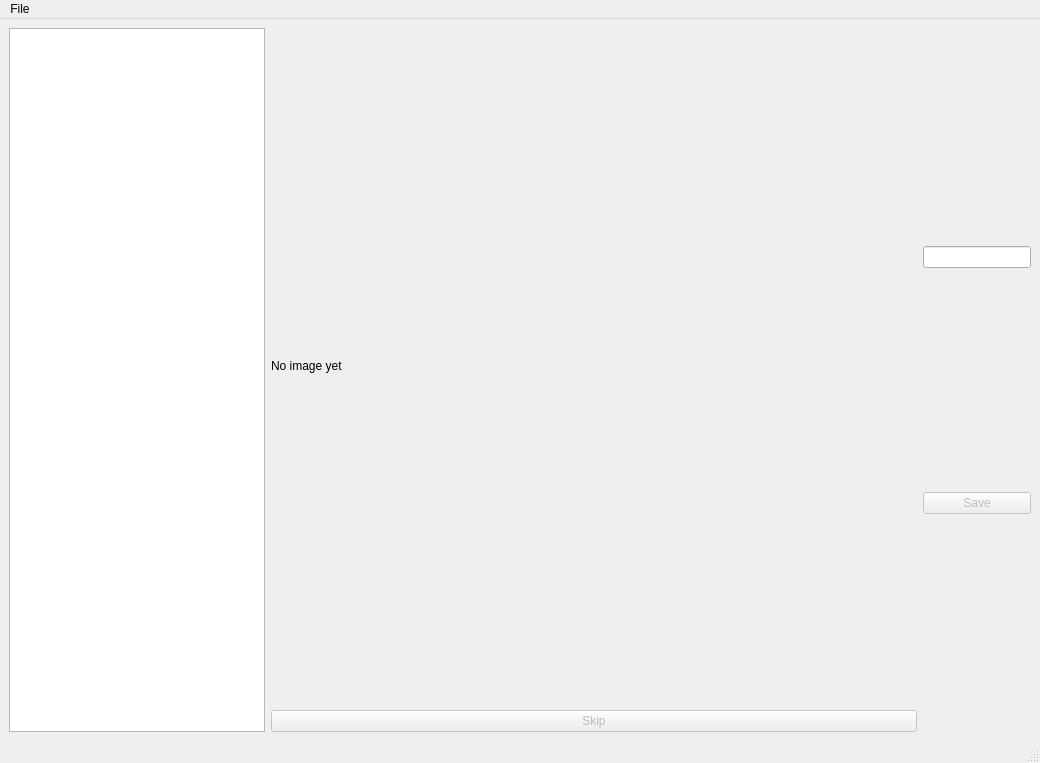
PlathC/VitalRecordAnalyser, file src/Ui/DatasetBuilder.ui: the form before one commit.
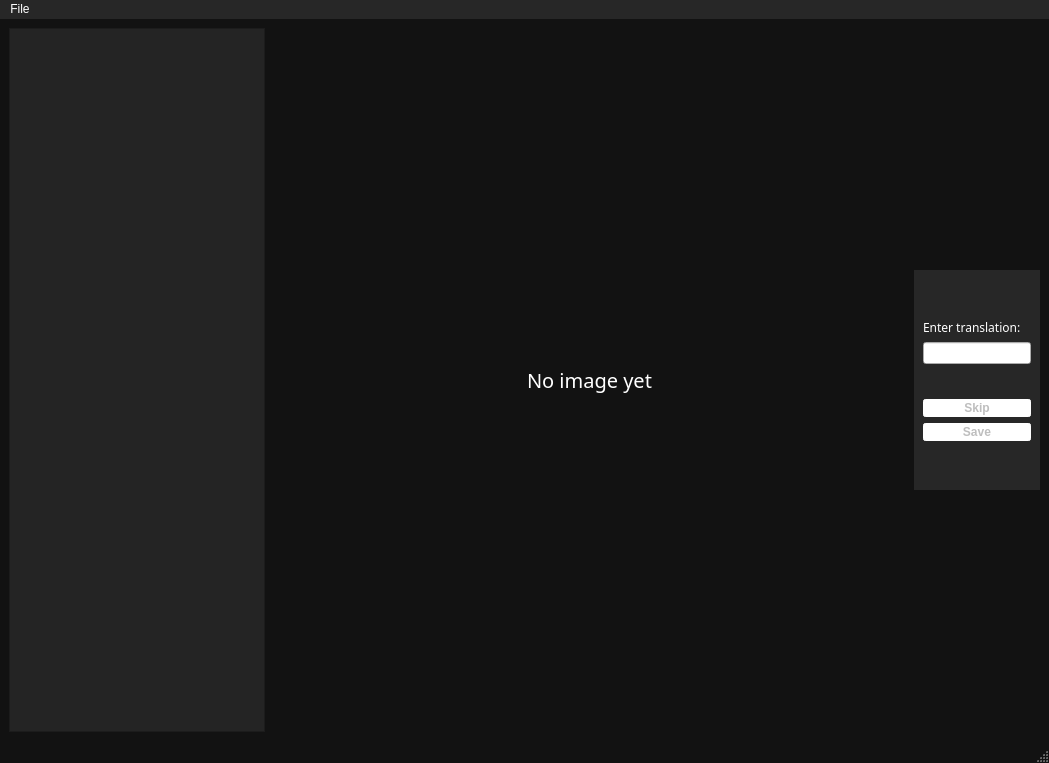
The form after the commit.

Commit message: Fix UI according to new stylesheet theme.

What changed in the file:
```diff
--- a/src/Ui/DatasetBuilder.ui
+++ b/src/Ui/DatasetBuilder.ui
@@ -6,13 +6,64 @@
    <rect>
     <x>0</x>
     <y>0</y>
-    <width>1040</width>
+    <width>1049</width>
     <height>763</height>
    </rect>
   </property>
   <property name="windowTitle">
    <string>DatasetBuilder</string>
   </property>
+  <property name="styleSheet">
+   <string notr="true">QWidget#centralwidget
+{
+	background-color:#121212
+}
+
+QWidget
+{
+	font: &quot;Segoe UI&quot;;
+}
+
+QMainWindow
+{
+	background-color:#121212
+}
+
+QPushButton
+{
+	background-color:#ffffff;
+	border-style: outset;
+	border-width: 2px;
+    border-radius: 3px;
+	border-color:  #ffffff;
+	font: bold;
+	padding: 0.2em;
+}
+
+QPushButton:pressed
+{
+	background-color:#ccccccc;
+}
+
+QMenuBar {
+    background-color: #272727;
+    color: #ffffff;
+}
+
+QMenuBar::item:selected {
+    background: #101010;
+}
+
+QMenu {
+    background-color: #272727;
+    color: #ffffff;
+}
+
+QMenu::item:selected {
+    background-color: #151515;
+    color: #ffffff;
+}</string>
+  </property>
   <widget class="QWidget" name="centralwidget">
    <layout class="QHBoxLayout" name="horizontalLayout">
     <item>
@@ -28,26 +79,23 @@
           <verstretch>0</verstretch>
          </sizepolicy>
         </property>
+        <property name="styleSheet">
+         <string notr="true">QListWidget
+{
+	background-color: #242424;
+	color: #ffffff;
+}</string>
+        </property>
        </widget>
       </item>
      </layout>
     </item>
     <item>
-     <layout class="QGridLayout" name="gridLayout">
+     <layout class="QVBoxLayout" name="verticalLayout_3">
       <property name="sizeConstraint">
        <enum>QLayout::SetMaximumSize</enum>
       </property>
-      <item row="2" column="0">
-       <widget class="QPushButton" name="m_pbSkip">
-        <property name="enabled">
-         <bool>false</bool>
-        </property>
-        <property name="text">
-         <string>Skip</string>
-        </property>
-       </widget>
-      </item>
-      <item row="1" column="0">
+      <item>
        <widget class="QLabel" name="m_lblImg">
         <property name="sizePolicy">
          <sizepolicy hsizetype="Expanding" vsizetype="Expanding">
@@ -61,29 +109,117 @@
           <height>0</height>
          </size>
         </property>
+        <property name="styleSheet">
+         <string notr="true">QLabel
+{
+	color: #ffffff;
+	font: 20px bold;
+}</string>
+        </property>
         <property name="text">
          <string>No image yet</string>
         </property>
+        <property name="alignment">
+         <set>Qt::AlignCenter</set>
+        </property>
        </widget>
       </item>
      </layout>
     </item>
     <item>
-     <layout class="QGridLayout" name="m_laySave">
+     <widget class="QWidget" name="m_buttonWidget" native="true">
+      <property name="sizePolicy">
+       <sizepolicy hsizetype="Fixed" vsizetype="Expanding">
+        <horstretch>0</horstretch>
+        <verstretch>0</verstretch>
+       </sizepolicy>
+      </property>
+      <property name="styleSheet">
+       <string notr="true">QWidget#m_buttonWidget
+{
+	background-color:#272727
+}</string>
+      </property>
+      <layout class="QVBoxLayout" name="verticalLayout_2">
       <property name="sizeConstraint">
        <enum>QLayout::SetFixedSize</enum>
       </property>
-      <item row="0" column="1">
+       <item>
+        <spacer name="verticalSpacer_2">
+         <property name="orientation">
+          <enum>Qt::Vertical</enum>
+         </property>
+         <property name="sizeHint" stdset="0">
+          <size>
+           <width>20</width>
+           <height>40</height>
+          </size>
+         </property>
+        </spacer>
+       </item>
+       <item>
+        <widget class="QLabel" name="m_textFiledTitle">
+         <property name="styleSheet">
+          <string notr="true">QLabel
+{
+	color: #ffffff;
+	font: 12px bold;
+}</string>
+         </property>
+         <property name="text">
+          <string>Enter translation:</string>
+         </property>
+        </widget>
+       </item>
+       <item>
        <widget class="QLineEdit" name="m_leTextImg">
         <property name="sizePolicy">
-         <sizepolicy hsizetype="Fixed" vsizetype="Fixed">
+          <sizepolicy hsizetype="Expanding" vsizetype="Fixed">
           <horstretch>0</horstretch>
           <verstretch>0</verstretch>
          </sizepolicy>
         </property>
        </widget>
       </item>
-      <item row="1" column="1">
+       <item>
+        <spacer name="verticalSpacer">
+         <property name="orientation">
+          <enum>Qt::Vertical</enum>
+         </property>
+         <property name="sizeType">
+          <enum>QSizePolicy::Fixed</enum>
+         </property>
+         <property name="sizeHint" stdset="0">
+          <size>
+           <width>20</width>
+           <height>29</height>
+          </size>
+         </property>
+        </spacer>
+       </item>
+       <item>
+        <widget class="QPushButton" name="m_pbSkip">
+         <property name="enabled">
+          <bool>false</bool>
+         </property>
+         <property name="sizePolicy">
+          <sizepolicy hsizetype="Expanding" vsizetype="Fixed">
+           <horstretch>0</horstretch>
+           <verstretch>0</verstretch>
+          </sizepolicy>
+         </property>
+         <property name="minimumSize">
+          <size>
+           <width>0</width>
+           <height>0</height>
+          </size>
+         </property>
+         <property name="text">
+          <string>Skip</string>
+         </property>
+        </widget>
+       </item>
+       <item>
        <widget class="QPushButton" name="m_pbSave">
         <property name="enabled">
          <bool>false</bool>
@@ -99,7 +235,21 @@
         </property>
        </widget>
       </item>
-     </layout>
+       <item>
+        <spacer name="verticalSpacer_3">
+         <property name="orientation">
+          <enum>Qt::Vertical</enum>
+         </property>
+         <property name="sizeHint" stdset="0">
+          <size>
+           <width>20</width>
+           <height>40</height>
+          </size>
+         </property>
+        </spacer>
+       </item>
+      </layout>
+     </widget>
     </item>
    </layout>
   </widget>
@@ -108,7 +258,7 @@
     <rect>
      <x>0</x>
      <y>0</y>
-     <width>1040</width>
+     <width>1049</width>
      <height>21</height>
     </rect>
    </property>
```
Left out of the diff: 15 changed lines with no effect on the pictures. Lines whose indentation alone changed are shown as unchanged. The commit also changes 2 other files.
